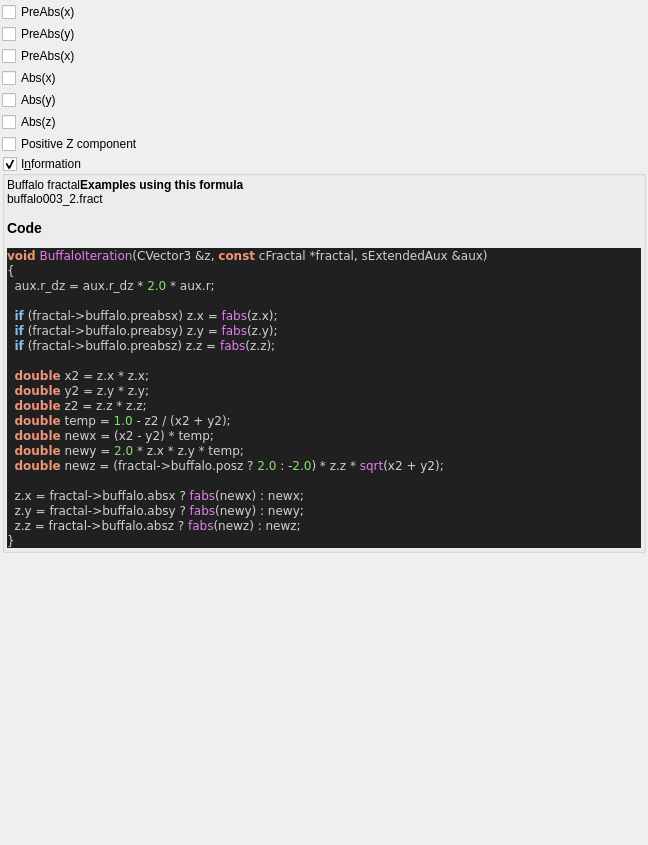
First picture: the form in mandelbulber2/qt_data/fractal_buffalo.ui, repository buddhi1980/mandelbulber2, before the edit.
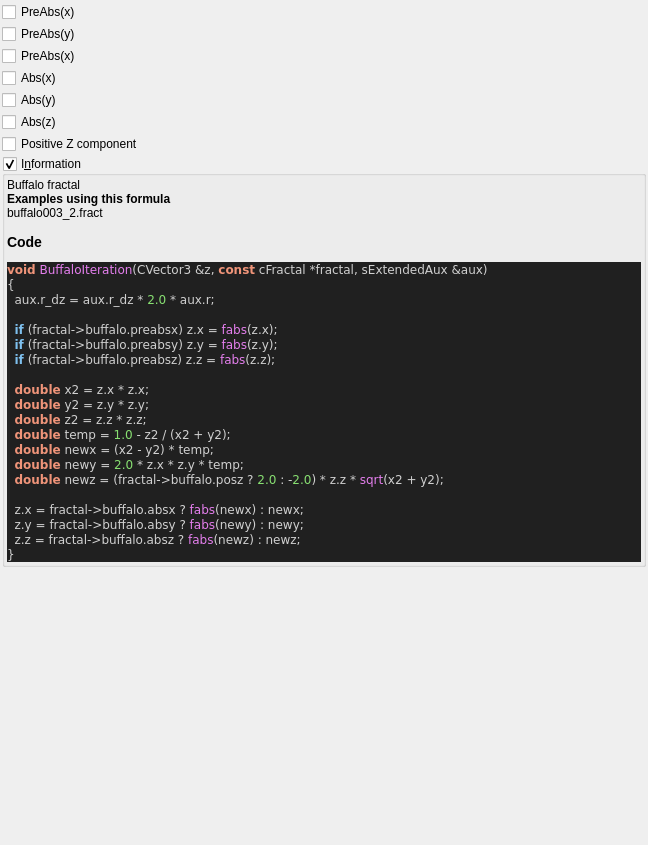
Second picture: the form after the edit. Custom widgets are drawn as their Qt base class.

Patch:
```diff
--- a/mandelbulber2/qt_data/fractal_buffalo.ui
+++ b/mandelbulber2/qt_data/fractal_buffalo.ui
@@ -152,7 +152,7 @@
         <property name="text">
          <string notr="true">&lt;p&gt;Buffalo fractal&lt;/p&gt;&lt;table&gt;
 &lt;/table&gt;
-&lt;b&gt;Examples using this formula&lt;/b&gt;&lt;br&gt;buffalo003_2.fract&lt;h3&gt;Code&lt;/h3&gt;
+&lt;br&gt;&lt;b&gt;Examples using this formula&lt;/b&gt;&lt;br&gt;buffalo003_2.fract&lt;h3&gt;Code&lt;/h3&gt;
 &lt;body style=&quot;background-color:#202020&quot;&gt;
 &lt;pre style=&quot;color:#d0d0d0; background-color:#202020;  font-family:'Courier New',monospace;&quot;&gt;&lt;span style=&quot;color:#f09479; font-weight:bold&quot;&gt;void&lt;/span&gt; &lt;span style=&quot;color:#e47eed&quot;&gt;BuffaloIteration&lt;/span&gt;&lt;span style=&quot;color:#d0d0d0&quot;&gt;(&lt;/span&gt;CVector3 &lt;span style=&quot;color:#d0d0d0&quot;&gt;&amp;amp;&lt;/span&gt;z&lt;span style=&quot;color:#d0d0d0&quot;&gt;,&lt;/span&gt; &lt;span style=&quot;color:#f09479; font-weight:bold&quot;&gt;const&lt;/span&gt; cFractal &lt;span style=&quot;color:#d0d0d0&quot;&gt;*&lt;/span&gt;fractal&lt;span style=&quot;color:#d0d0d0&quot;&gt;,&lt;/span&gt; sExtendedAux &lt;span style=&quot;color:#d0d0d0&quot;&gt;&amp;amp;&lt;/span&gt;aux&lt;span style=&quot;color:#d0d0d0&quot;&gt;)&lt;/span&gt;
 &lt;span style=&quot;color:#d0d0d0&quot;&gt;{&lt;/span&gt;
```
